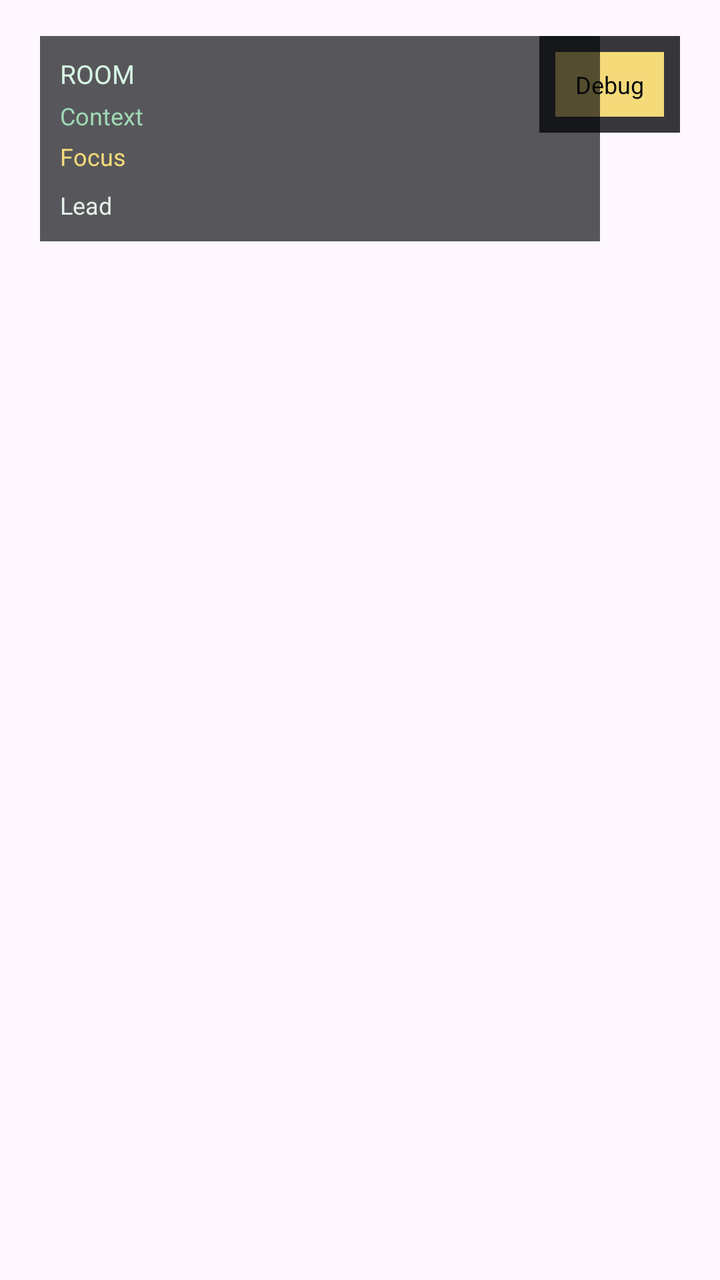
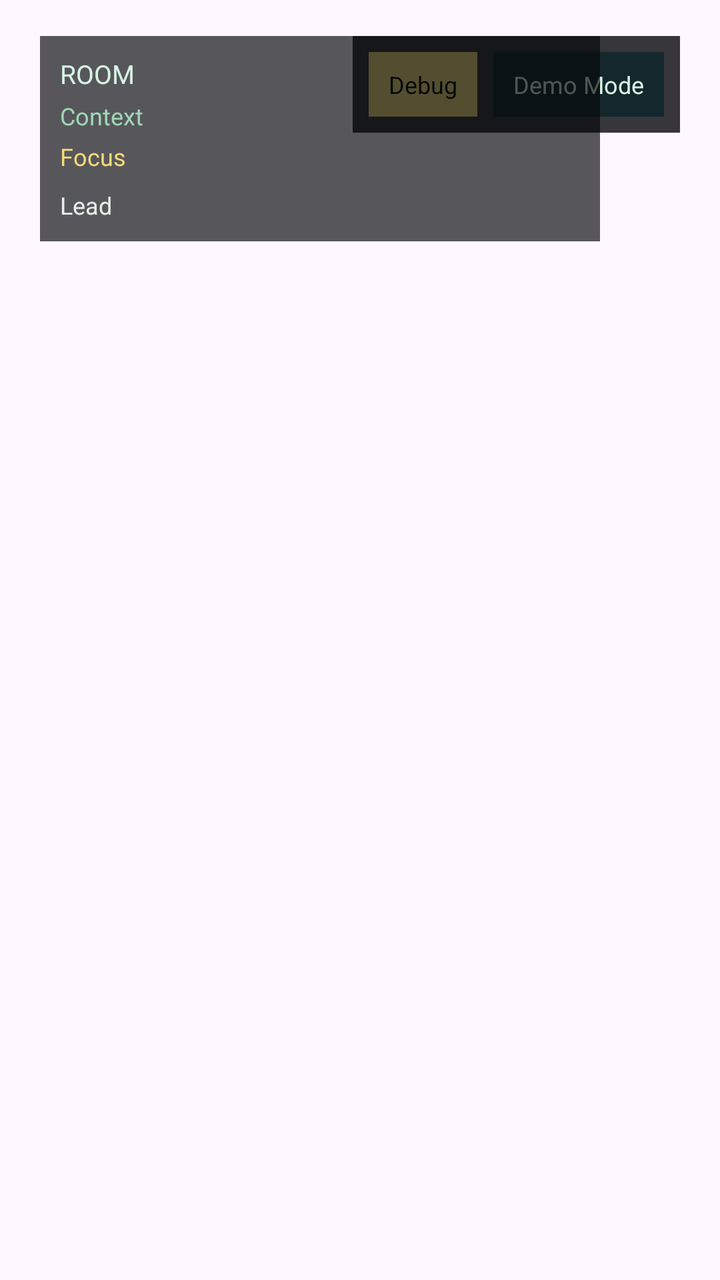

Screens rendered from an Android XML layout before and after an edit, with the pre-edit source and the edit as a unified diff.
<!-- AndroidManifest.xml: application theme Theme.TraceRoute -->
<!-- res/layout/fragment_world_investigation.xml -->
<?xml version="1.0" encoding="utf-8"?>
<FrameLayout xmlns:android="http://schemas.android.com/apk/res/android"
    android:id="@+id/world_investigation_root"
    android:layout_width="match_parent"
    android:layout_height="match_parent">

    <FrameLayout
        android:id="@+id/game_view_container"
        android:layout_width="match_parent"
        android:layout_height="match_parent" />

    <FrameLayout
        android:id="@+id/debug_visualization_overlay"
        android:layout_width="match_parent"
        android:layout_height="match_parent"
        android:clickable="false"
        android:focusable="false" />

    <LinearLayout
        android:id="@+id/debug_control_panel"
        android:layout_width="wrap_content"
        android:layout_height="wrap_content"
        android:layout_gravity="top|end"
        android:layout_marginTop="18dp"
        android:layout_marginEnd="20dp"
        android:background="#CC05080A"
        android:orientation="vertical"
        android:padding="8dp">

        <TextView
            android:id="@+id/debug_panel_toggle"
            android:layout_width="wrap_content"
            android:layout_height="wrap_content"
            android:background="#F5DA7A"
            android:clickable="true"
            android:focusable="true"
            android:paddingStart="10dp"
            android:paddingTop="8dp"
            android:paddingEnd="10dp"
            android:paddingBottom="8dp"
            android:text="Debug"
            android:textColor="#05080A"
            android:textSize="12sp" />

        <LinearLayout
            android:id="@+id/debug_tool_row"
            android:layout_width="wrap_content"
            android:layout_height="wrap_content"
            android:layout_marginTop="8dp"
            android:orientation="horizontal"
            android:visibility="gone">

            <TextView
                android:id="@+id/debug_overlay_toggle"
                android:layout_width="wrap_content"
                android:layout_height="wrap_content"
                android:background="#14272D"
                android:clickable="true"
                android:focusable="true"
                android:paddingStart="10dp"
                android:paddingTop="8dp"
                android:paddingEnd="10dp"
                android:paddingBottom="8dp"
                android:text="Overlay On"
                android:textColor="#D6F5E3"
                android:textSize="12sp" />

            <TextView
                android:id="@+id/debug_reset_run"
                android:layout_width="wrap_content"
                android:layout_height="wrap_content"
                android:layout_marginStart="8dp"
                android:background="#14272D"
                android:clickable="true"
                android:focusable="true"
                android:paddingStart="10dp"
                android:paddingTop="8dp"
                android:paddingEnd="10dp"
                android:paddingBottom="8dp"
                android:text="Reset Run"
                android:textColor="#D6F5E3"
                android:textSize="12sp" />

            <TextView
                android:id="@+id/debug_unlock_core"
                android:layout_width="wrap_content"
                android:layout_height="wrap_content"
                android:layout_marginStart="8dp"
                android:background="#14272D"
                android:clickable="true"
                android:focusable="true"
                android:paddingStart="10dp"
                android:paddingTop="8dp"
                android:paddingEnd="10dp"
                android:paddingBottom="8dp"
                android:text="Unlock Core"
                android:textColor="#D6F5E3"
                android:textSize="12sp" />

        </LinearLayout>

    </LinearLayout>

    <LinearLayout
        android:id="@+id/debug_room_context_panel"
        android:layout_width="wrap_content"
        android:layout_height="wrap_content"
        android:layout_gravity="top|start"
        android:layout_marginStart="20dp"
        android:layout_marginTop="18dp"
        android:background="#AA05080A"
        android:clickable="false"
        android:focusable="false"
        android:orientation="vertical"
        android:padding="10dp">

        <TextView
            android:id="@+id/debug_room_title"
            android:layout_width="wrap_content"
            android:layout_height="wrap_content"
            android:text="ROOM"
            android:textColor="#D6F5E3"
            android:textSize="13sp" />

        <TextView
            android:id="@+id/debug_room_context"
            android:layout_width="wrap_content"
            android:layout_height="wrap_content"
            android:layout_marginTop="4dp"
            android:text="Context"
            android:textColor="#9FD8B4"
            android:textSize="12sp" />

        <TextView
            android:id="@+id/debug_label_room_hotspot"
            android:layout_width="wrap_content"
            android:layout_height="wrap_content"
            android:layout_marginTop="4dp"
            android:text="Focus"
            android:textColor="#F5DA7A"
            android:textSize="12sp" />

        <TextView
            android:id="@+id/debug_current_lead"
            android:layout_width="260dp"
            android:layout_height="wrap_content"
            android:layout_marginTop="8dp"
            android:text="Lead"
            android:textColor="#E6EEE8"
            android:textSize="12sp" />

    </LinearLayout>

</FrameLayout>
<!-- resources referenced by this layout -->
<resources>
  <style name="Theme.TraceRoute" parent="Base.Theme.TraceRoute" />
  <style name="Base.Theme.TraceRoute" parent="Theme.Material3.DayNight.NoActionBar">
          
          
      </style>
</resources>

<!-- the commit's change to res/layout/fragment_world_investigation.xml (unified diff, before → after) -->
@@ -27,20 +27,44 @@
         android:orientation="vertical"
         android:padding="8dp">
 
-        <TextView
-            android:id="@+id/debug_panel_toggle"
+        <LinearLayout
+            android:id="@+id/debug_chip_row"
             android:layout_width="wrap_content"
             android:layout_height="wrap_content"
-            android:background="#F5DA7A"
-            android:clickable="true"
-            android:focusable="true"
-            android:paddingStart="10dp"
-            android:paddingTop="8dp"
-            android:paddingEnd="10dp"
-            android:paddingBottom="8dp"
-            android:text="Debug"
-            android:textColor="#05080A"
-            android:textSize="12sp" />
+            android:orientation="horizontal">
+
+            <TextView
+                android:id="@+id/debug_panel_toggle"
+                android:layout_width="wrap_content"
+                android:layout_height="wrap_content"
+                android:background="#F5DA7A"
+                android:clickable="true"
+                android:focusable="true"
+                android:paddingStart="10dp"
+                android:paddingTop="8dp"
+                android:paddingEnd="10dp"
+                android:paddingBottom="8dp"
+                android:text="Debug"
+                android:textColor="#05080A"
+                android:textSize="12sp" />
+
+            <TextView
+                android:id="@+id/demo_mode_toggle"
+                android:layout_width="wrap_content"
+                android:layout_height="wrap_content"
+                android:layout_marginStart="8dp"
+                android:background="#14272D"
+                android:clickable="true"
+                android:focusable="true"
+                android:paddingStart="10dp"
+                android:paddingTop="8dp"
+                android:paddingEnd="10dp"
+                android:paddingBottom="8dp"
+                android:text="Demo Mode"
+                android:textColor="#D6F5E3"
+                android:textSize="12sp" />
+
+        </LinearLayout>
 
         <LinearLayout
             android:id="@+id/debug_tool_row"
